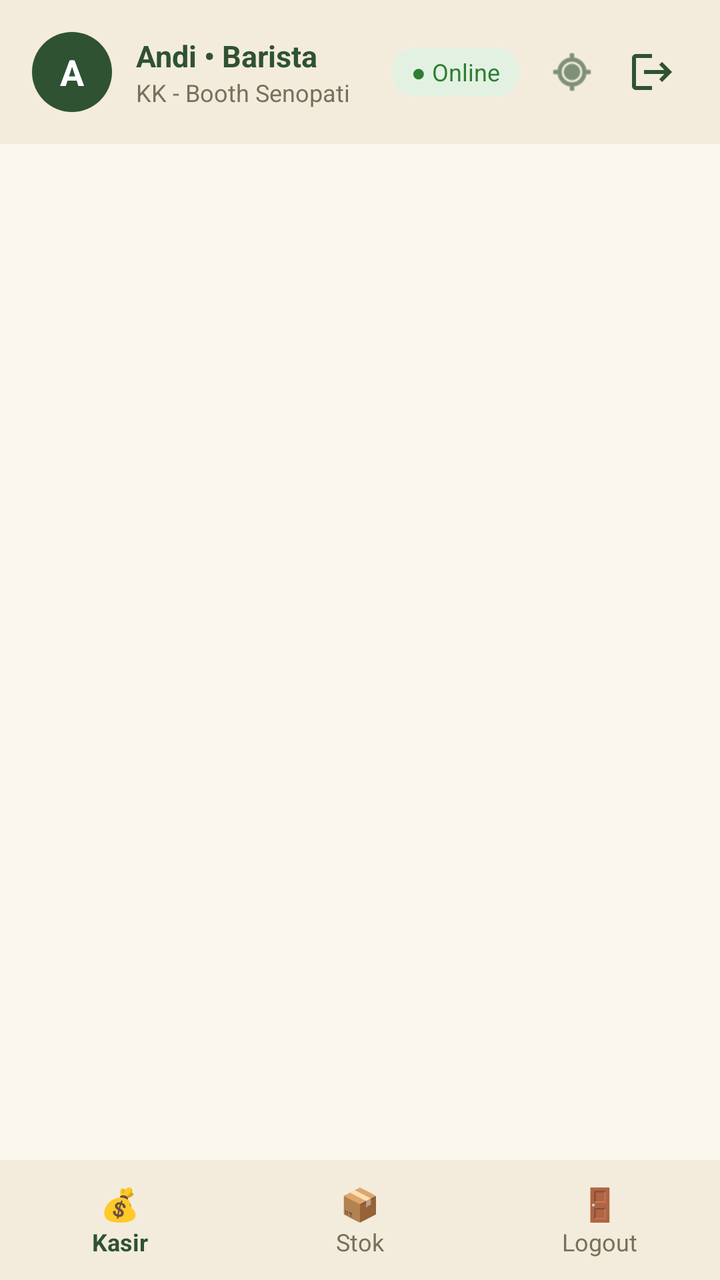
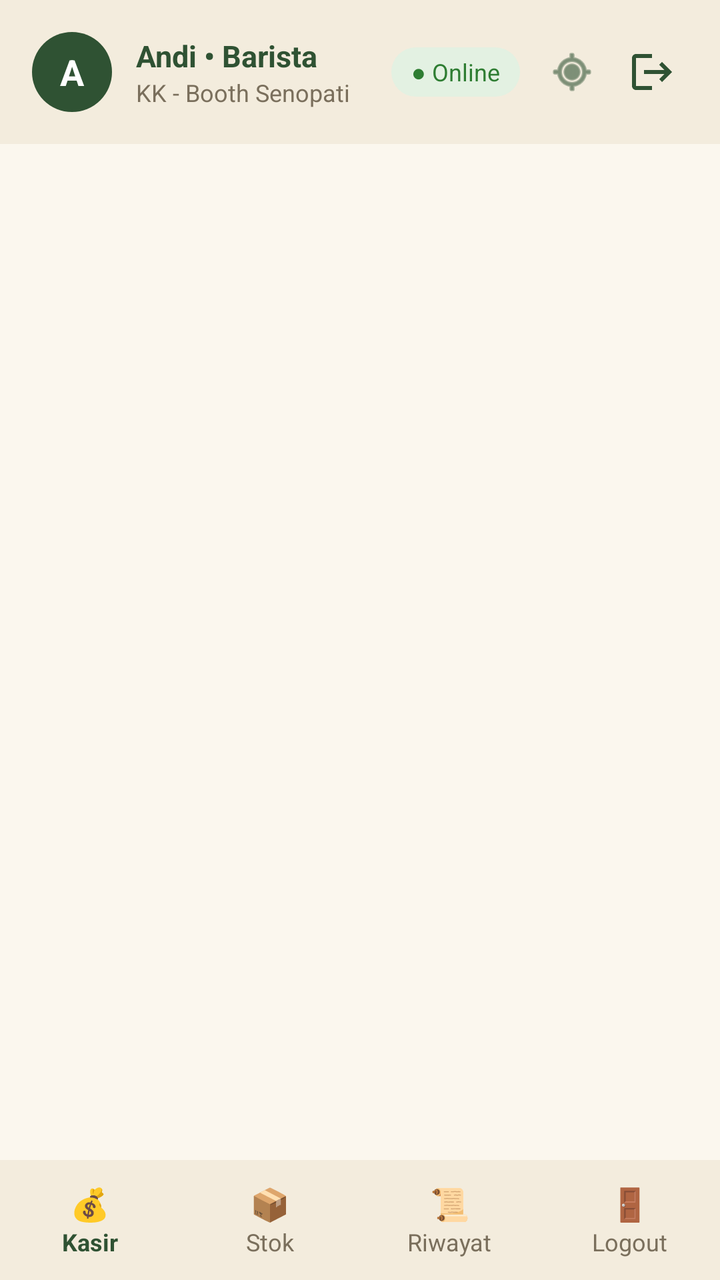

Before-and-after screenshots of an Android layout around one commit, followed by the original layout XML and the change that was made.
<!-- AndroidManifest.xml: activity theme Theme.Machaindo -->
<!-- res/layout/activity_main.xml -->
<?xml version="1.0" encoding="utf-8"?>
<LinearLayout xmlns:android="http://schemas.android.com/apk/res/android"
    xmlns:app="http://schemas.android.com/apk/res-auto"
    android:layout_width="match_parent"
    android:layout_height="match_parent"
    android:background="@color/cream_bg"
    android:fitsSystemWindows="true"
    android:orientation="vertical">

    
    <LinearLayout
        android:layout_width="match_parent"
        android:layout_height="wrap_content"
        android:background="@color/cream_header"
        android:gravity="center_vertical"
        android:orientation="horizontal"
        android:padding="16dp">

        <TextView
            android:id="@+id/tvAvatar"
            android:layout_width="40dp"
            android:layout_height="40dp"
            android:background="@drawable/bg_avatar"
            android:gravity="center"
            android:text="A"
            android:textColor="@android:color/white"
            android:textSize="18sp"
            android:textStyle="bold" />

        <LinearLayout
            android:layout_width="0dp"
            android:layout_height="wrap_content"
            android:layout_marginStart="12dp"
            android:layout_weight="1"
            android:orientation="vertical">

            <TextView
                android:id="@+id/tvBaristaName"
                android:layout_width="wrap_content"
                android:layout_height="wrap_content"
                android:text="Andi • Barista"
                android:textColor="@color/green_dark"
                android:textSize="15sp"
                android:textStyle="bold" />

            <TextView
                android:id="@+id/tvBooth"
                android:layout_width="wrap_content"
                android:layout_height="wrap_content"
                android:text="KK - Booth Senopati"
                android:textColor="@color/text_secondary"
                android:textSize="12sp" />
        </LinearLayout>

        <TextView
            android:id="@+id/tvOnline"
            android:layout_width="wrap_content"
            android:layout_height="wrap_content"
            android:background="@drawable/bg_online_badge"
            android:paddingHorizontal="10dp"
            android:paddingVertical="4dp"
            android:text="● Online"
            android:textColor="@color/online_text"
            android:textSize="12sp" />

        <ImageView
            android:id="@+id/btnAbsensiShortcut"
            android:layout_width="36dp"
            android:layout_height="36dp"
            android:layout_marginStart="8dp"
            android:background="?attr/selectableItemBackgroundBorderless"
            android:contentDescription="Absensi GPS"
            android:padding="6dp"
            android:src="@android:drawable/ic_menu_mylocation"
            app:tint="@color/green_dark" />

        <ImageView
            android:id="@+id/btnLogout"
            android:layout_width="36dp"
            android:layout_height="36dp"
            android:layout_marginStart="4dp"
            android:background="?attr/selectableItemBackgroundBorderless"
            android:contentDescription="Keluar"
            android:padding="6dp"
            android:src="@drawable/ic_logout" />
    </LinearLayout>

    
    <HorizontalScrollView
        android:layout_width="match_parent"
        android:layout_height="wrap_content"
        android:clipToPadding="false"
        android:paddingHorizontal="16dp"
        android:paddingVertical="12dp"
        android:scrollbars="none">

        <com.google.android.material.chip.ChipGroup
            android:id="@+id/chipGroup"
            android:layout_width="wrap_content"
            android:layout_height="wrap_content"
            app:chipSpacingHorizontal="8dp"
            app:selectionRequired="true"
            app:singleLine="true"
            app:singleSelection="true" />
    </HorizontalScrollView>

    
    <FrameLayout
        android:layout_width="match_parent"
        android:layout_height="0dp"
        android:layout_weight="1">

        <androidx.recyclerview.widget.RecyclerView
            android:id="@+id/rvMenu"
            android:layout_width="match_parent"
            android:layout_height="match_parent"
            android:clipToPadding="false"
            android:padding="10dp" />

        <ProgressBar
            android:id="@+id/progress"
            android:layout_width="wrap_content"
            android:layout_height="wrap_content"
            android:layout_gravity="center"
            android:indeterminateTint="@color/green_dark"
            android:visibility="gone" />

        <TextView
            android:id="@+id/tvEmpty"
            android:layout_width="wrap_content"
            android:layout_height="wrap_content"
            android:layout_gravity="center"
            android:text="Belum ada menu."
            android:textColor="@color/text_secondary"
            android:visibility="gone" />

        
        <LinearLayout
            android:id="@+id/layoutCart"
            android:layout_width="match_parent"
            android:layout_height="wrap_content"
            android:layout_gravity="bottom"
            android:background="@color/green_dark"
            android:elevation="8dp"
            android:orientation="vertical"
            android:padding="20dp"
            android:visibility="gone">

            <LinearLayout
                android:layout_width="match_parent"
                android:layout_height="wrap_content"
                android:gravity="center_vertical"
                android:orientation="horizontal">

                <TextView
                    android:layout_width="0dp"
                    android:layout_height="wrap_content"
                    android:layout_weight="1"
                    android:text="🛒 Keranjang Belanja"
                    android:textColor="@color/white"
                    android:textSize="16sp"
                    android:textStyle="bold" />

                <TextView
                    android:id="@+id/tvCartCount"
                    android:layout_width="wrap_content"
                    android:layout_height="wrap_content"
                    android:background="#EF4444"
                    android:paddingHorizontal="10dp"
                    android:paddingVertical="3dp"
                    android:text="2 Item"
                    android:textColor="@color/white"
                    android:textSize="11sp"
                    android:textStyle="bold" />
            </LinearLayout>

            <LinearLayout
                android:layout_width="match_parent"
                android:layout_height="wrap_content"
                android:layout_marginTop="12dp"
                android:gravity="center_vertical"
                android:orientation="horizontal">

                <LinearLayout
                    android:layout_width="0dp"
                    android:layout_height="wrap_content"
                    android:layout_weight="1"
                    android:orientation="vertical">

                    <TextView
                        android:id="@+id/tvCartItemName"
                        android:layout_width="wrap_content"
                        android:layout_height="wrap_content"
                        android:text="Kopi Aren Premium"
                        android:textColor="@color/white"
                        android:textSize="15sp"
                        android:textStyle="bold" />

                    <TextView
                        android:layout_width="wrap_content"
                        android:layout_height="wrap_content"
                        android:text="Variant: Large • Ice"
                        android:textColor="#D1D5DB"
                        android:textSize="12sp" />
                </LinearLayout>

                <LinearLayout
                    android:layout_width="wrap_content"
                    android:layout_height="wrap_content"
                    android:gravity="center_vertical"
                    android:orientation="horizontal">

                    <Button
                        android:id="@+id/btnMin"
                        style="?attr/materialButtonOutlinedStyle"
                        android:layout_width="32dp"
                        android:layout_height="32dp"
                        android:insetLeft="0dp"
                        android:insetTop="0dp"
                        android:insetRight="0dp"
                        android:insetBottom="0dp"
                        android:padding="0dp"
                        android:text="-"
                        android:textColor="@color/white" />

                    <TextView
                        android:id="@+id/tvQty"
                        android:layout_width="36dp"
                        android:layout_height="wrap_content"
                        android:gravity="center"
                        android:text="2"
                        android:textColor="@color/white"
                        android:textSize="16sp"
                        android:textStyle="bold" />

                    <Button
                        android:id="@+id/btnPlus"
                        style="?attr/materialButtonOutlinedStyle"
                        android:layout_width="32dp"
                        android:layout_height="32dp"
                        android:insetLeft="0dp"
                        android:insetTop="0dp"
                        android:insetRight="0dp"
                        android:insetBottom="0dp"
                        android:padding="0dp"
                        android:text="+"
                        android:textColor="@color/white" />
                </LinearLayout>

                <TextView
                    android:id="@+id/tvCartItemPrice"
                    android:layout_width="wrap_content"
                    android:layout_height="wrap_content"
                    android:layout_marginStart="16dp"
                    android:text="44.000"
                    android:textColor="@color/white"
                    android:textSize="15sp"
                    android:textStyle="bold" />
            </LinearLayout>

            <View
                android:layout_width="match_parent"
                android:layout_height="1dp"
                android:layout_marginVertical="12dp"
                android:background="#4B5563"
                android:backgroundTint="#4B5563" />

            <LinearLayout
                android:layout_width="match_parent"
                android:layout_height="wrap_content"
                android:orientation="vertical">

                <LinearLayout
                    android:layout_width="match_parent"
                    android:layout_height="wrap_content"
                    android:orientation="horizontal">

                    <TextView
                        android:layout_width="0dp"
                        android:layout_height="wrap_content"
                        android:layout_weight="1"
                        android:text="Subtotal"
                        android:textColor="#D1D5DB"
                        android:textSize="13sp" />

                    <TextView
                        android:id="@+id/tvSubtotal"
                        android:layout_width="wrap_content"
                        android:layout_height="wrap_content"
                        android:text="IDR 44.000"
                        android:textColor="@color/white"
                        android:textSize="13sp" />
                </LinearLayout>

                <LinearLayout
                    android:layout_width="match_parent"
                    android:layout_height="wrap_content"
                    android:layout_marginTop="4dp"
                    android:orientation="horizontal">

                    <TextView
                        android:layout_width="0dp"
                        android:layout_height="wrap_content"
                        android:layout_weight="1"
                        android:text="Diskon (Promo Akhir Pekan)"
                        android:textColor="#D1D5DB"
                        android:textSize="13sp" />

                    <TextView
                        android:layout_width="wrap_content"
                        android:layout_height="wrap_content"
                        android:text="-IDR 4.000"
                        android:textColor="#FCA5A5"
                        android:textSize="13sp" />
                </LinearLayout>

                <LinearLayout
                    android:layout_width="match_parent"
                    android:layout_height="wrap_content"
                    android:layout_marginTop="8dp"
                    android:orientation="horizontal">

                    <TextView
                        android:layout_width="0dp"
                        android:layout_height="wrap_content"
                        android:layout_weight="1"
                        android:text="TOTAL"
                        android:textColor="@color/white"
                        android:textSize="16sp"
                        android:textStyle="bold" />

                    <TextView
                        android:id="@+id/tvTotal"
                        android:layout_width="wrap_content"
                        android:layout_height="wrap_content"
                        android:text="IDR 40.000"
                        android:textColor="@color/white"
                        android:textSize="18sp"
                        android:textStyle="bold" />
                </LinearLayout>
            </LinearLayout>

            <Button
                android:id="@+id/btnCheckout"
                android:layout_width="match_parent"
                android:layout_height="50dp"
                android:layout_marginTop="16dp"
                android:backgroundTint="#EA580C"
                android:text="Lanjut ke Pembayaran →"
                android:textAllCaps="false"
                android:textColor="@color/white"
                android:textSize="15sp"
                android:textStyle="bold" />
        </LinearLayout>
    </FrameLayout>

    
    <LinearLayout
        android:layout_width="match_parent"
        android:layout_height="60dp"
        android:background="@color/cream_header"
        android:gravity="center"
        android:orientation="horizontal"
        android:weightSum="3">

        <LinearLayout
            android:id="@+id/navKasir"
            android:layout_width="0dp"
            android:layout_height="match_parent"
            android:layout_weight="1"
            android:background="?attr/selectableItemBackground"
            android:gravity="center"
            android:orientation="vertical">

            <TextView
                android:layout_width="wrap_content"
                android:layout_height="wrap_content"
                android:text="💰"
                android:textSize="16sp" />

            <TextView
                android:layout_width="wrap_content"
                android:layout_height="wrap_content"
                android:text="Kasir"
                android:textColor="@color/green_dark"
                android:textSize="12sp"
                android:textStyle="bold" />
        </LinearLayout>

        <LinearLayout
            android:id="@+id/navStok"
            android:layout_width="0dp"
            android:layout_height="match_parent"
            android:layout_weight="1"
            android:background="?attr/selectableItemBackground"
            android:gravity="center"
            android:orientation="vertical">

            <TextView
                android:layout_width="wrap_content"
                android:layout_height="wrap_content"
                android:text="📦"
                android:textSize="16sp" />

            <TextView
                android:layout_width="wrap_content"
                android:layout_height="wrap_content"
                android:text="Stok"
                android:textColor="@color/text_secondary"
                android:textSize="12sp" />
        </LinearLayout>

        <LinearLayout
            android:id="@+id/navLogout"
            android:layout_width="0dp"
            android:layout_height="match_parent"
            android:layout_weight="1"
            android:background="?attr/selectableItemBackground"
            android:gravity="center"
            android:orientation="vertical">

            <TextView
                android:layout_width="wrap_content"
                android:layout_height="wrap_content"
                android:text="🚪"
                android:textSize="16sp" />

            <TextView
                android:layout_width="wrap_content"
                android:layout_height="wrap_content"
                android:text="Logout"
                android:textColor="@color/text_secondary"
                android:textSize="12sp" />
        </LinearLayout>
    </LinearLayout>

</LinearLayout>
<!-- resources referenced by this layout -->
<resources>
  <color name="cream_bg">#FBF7EE</color>
  <color name="cream_header">#F3ECDD</color>
  <color name="green_dark">#2F5233</color>
  <color name="online_text">#2E7D32</color>
  <color name="text_secondary">#7A6F5C</color>
  <color name="white">#FFFFFFFF</color>
  <!-- drawable bg_avatar (drawable) -->
  <shape xmlns:android="http://schemas.android.com/apk/res/android" android:shape="oval">
      <solid android:color="@color/green_dark"/>
  </shape>
  <!-- drawable bg_online_badge (drawable) -->
  <shape xmlns:android="http://schemas.android.com/apk/res/android" android:shape="rectangle">
      <solid android:color="@color/online_bg"/>
      <corners android:radius="20dp"/>
  </shape>
  <!-- drawable ic_logout (drawable) -->
  <?xml version="1.0" encoding="utf-8"?>
  <vector xmlns:android="http://schemas.android.com/apk/res/android"
      android:width="24dp"
      android:height="24dp"
      android:viewportWidth="24"
      android:viewportHeight="24">
      <path
          android:fillColor="@color/green_dark"
          android:pathData="M17,7l-1.41,1.41L18.17,11H8v2h10.17l-2.58,2.58L17,17l5,-5zM4,5h8V3H4c-1.1,0 -2,0.9 -2,2v14c0,1.1 0.9,2 2,2h8v-2H4V5z" />
  </vector>
  <style name="Theme.Machaindo" parent="Theme.Material3.Light.NoActionBar">
          <item name="colorPrimary">@color/green_dark</item>
          <item name="android:statusBarColor">@color/cream_header</item>
          <item name="android:windowLightStatusBar">true</item>
      </style>
  <color name="online_bg">#E3F1E2</color>
</resources>

<!-- the commit's change to res/layout/activity_main.xml (unified diff, before → after) -->
@@ -361,7 +361,7 @@
         android:background="@color/cream_header"
         android:gravity="center"
         android:orientation="horizontal"
-        android:weightSum="3">
+        android:weightSum="4">
 
         <LinearLayout
             android:id="@+id/navKasir"
@@ -411,6 +411,29 @@
         </LinearLayout>
 
         <LinearLayout
+            android:id="@+id/navRiwayat"
+            android:layout_width="0dp"
+            android:layout_height="match_parent"
+            android:layout_weight="1"
+            android:background="?attr/selectableItemBackground"
+            android:gravity="center"
+            android:orientation="vertical">
+
+            <TextView
+                android:layout_width="wrap_content"
+                android:layout_height="wrap_content"
+                android:text="📜"
+                android:textSize="16sp" />
+
+            <TextView
+                android:layout_width="wrap_content"
+                android:layout_height="wrap_content"
+                android:text="Riwayat"
+                android:textColor="@color/text_secondary"
+                android:textSize="12sp" />
+        </LinearLayout>
+
+        <LinearLayout
             android:id="@+id/navLogout"
             android:layout_width="0dp"
             android:layout_height="match_parent"
